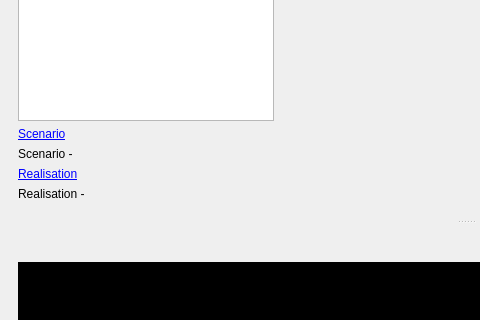
Above: src/libdynamind-gui/dmmainwindow.ui from iut-ibk/P8-WSC-GUI before the change; both pictures show x 0 to 480 and y 262 to 582 of the 932 by 756 pixel window. Below: the same form after it.
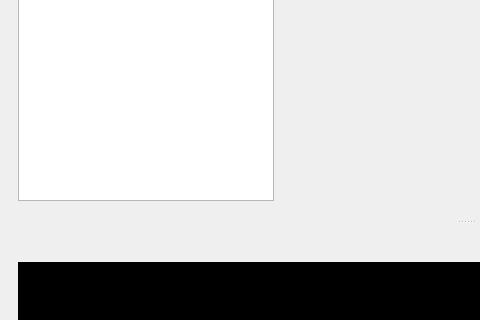
That is the form after the change. Icons and pictures are not drawn.

Commit message: removed unused gui elements

The edit to the form file:
```diff
--- a/src/libdynamind-gui/dmmainwindow.ui
+++ b/src/libdynamind-gui/dmmainwindow.ui
@@ -69,34 +69,6 @@
            </column>
           </widget>
          </item>
-         <item>
-          <widget class="QLabel" name="l_Scenario">
-           <property name="text">
-            <string>&lt;a href=&quot;http://www.qtcentre.org&quot;&gt;Scenario&lt;/a&gt;</string>
-           </property>
-          </widget>
-         </item>
-         <item>
-          <widget class="QLabel" name="label">
-           <property name="text">
-            <string>Scenario -</string>
-           </property>
-          </widget>
-         </item>
-         <item>
-          <widget class="QLabel" name="l_simulation">
-           <property name="text">
-            <string>&lt;html&gt;&lt;head/&gt;&lt;body&gt;&lt;p&gt;&lt;a href=&quot;http://www.qtcentre.org&quot;&gt;&lt;span style=&quot; text-decoration: underline; color:#0000ff;&quot;&gt;Realisation&lt;/span&gt;&lt;/a&gt;&lt;/p&gt;&lt;/body&gt;&lt;/html&gt;</string>
-           </property>
-          </widget>
-         </item>
-         <item>
-          <widget class="QLabel" name="l_simulationno">
-           <property name="text">
-            <string>Realisation -</string>
-           </property>
-          </widget>
-         </item>
         </layout>
        </item>
        <item>
```
Left out of the diff: 2 changed lines with no effect on the pictures. The commit also changes 2 other files.
